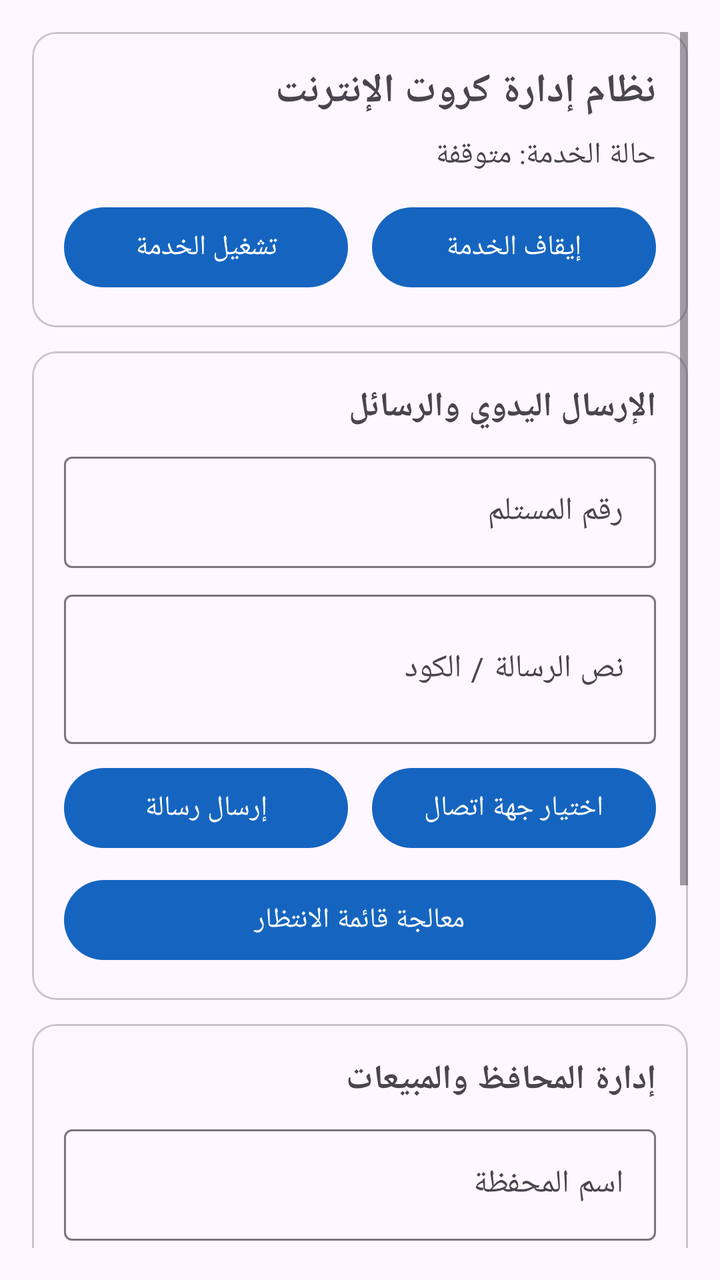
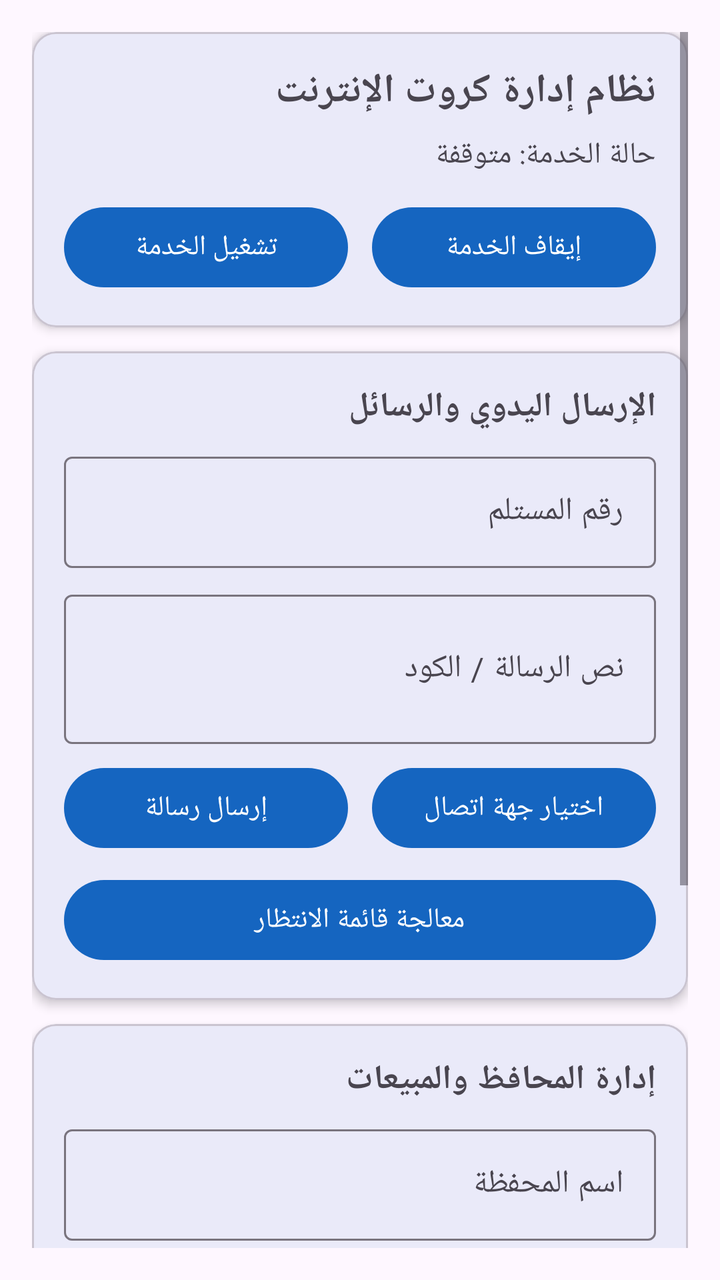

The first picture is an Android layout as it rendered before a commit; the second is the same layout after the commit. The layout source and the unified diff follow.
<!-- AndroidManifest.xml: application theme Theme.MyStore -->
<!-- res/layout/activity_main.xml -->
<?xml version="1.0" encoding="utf-8"?>
<ScrollView xmlns:android="http://schemas.android.com/apk/res/android"
    xmlns:app="http://schemas.android.com/apk/res/android"
    android:layout_width="match_parent"
    android:layout_height="match_parent"
    android:padding="16dp">

    <LinearLayout
        android:layout_width="match_parent"
        android:layout_height="wrap_content"
        android:orientation="vertical"
        android:gravity="center_horizontal">

        <com.google.android.material.card.MaterialCardView
            android:layout_width="match_parent"
            android:layout_height="wrap_content"
            android:layout_marginBottom="12dp"
            app:cardCornerRadius="12dp"
            app:cardElevation="3dp">

            <LinearLayout
                android:layout_width="match_parent"
                android:layout_height="wrap_content"
                android:orientation="vertical"
                android:padding="16dp">

                <TextView
                    android:id="@+id/tvAppTitle"
                    android:layout_width="match_parent"
                    android:layout_height="wrap_content"
                    android:text="نظام إدارة كروت الإنترنت"
                    android:textSize="20sp"
                    android:textStyle="bold"
                    android:layout_marginBottom="8dp" />

                <TextView
                    android:id="@+id/tvServiceStatus"
                    android:layout_width="match_parent"
                    android:layout_height="wrap_content"
                    android:text="حالة الخدمة: متوقفة"
                    android:textSize="15sp"
                    android:layout_marginBottom="12dp" />

                <LinearLayout
                    android:layout_width="match_parent"
                    android:layout_height="wrap_content"
                    android:orientation="horizontal"
                    android:gravity="center">

                    <com.google.android.material.button.MaterialButton
                        android:id="@+id/btnStartService"
                        android:layout_width="0dp"
                        android:layout_height="wrap_content"
                        android:layout_weight="1"
                        android:layout_marginEnd="6dp"
                        android:text="تشغيل الخدمة" />

                    <com.google.android.material.button.MaterialButton
                        android:id="@+id/btnStopService"
                        android:layout_width="0dp"
                        android:layout_height="wrap_content"
                        android:layout_weight="1"
                        android:layout_marginStart="6dp"
                        android:text="إيقاف الخدمة" />
                </LinearLayout>
            </LinearLayout>
        </com.google.android.material.card.MaterialCardView>

        <com.google.android.material.card.MaterialCardView
            android:layout_width="match_parent"
            android:layout_height="wrap_content"
            android:layout_marginBottom="12dp"
            app:cardCornerRadius="12dp"
            app:cardElevation="3dp">

            <LinearLayout
                android:layout_width="match_parent"
                android:layout_height="wrap_content"
                android:orientation="vertical"
                android:padding="16dp">

                <TextView
                    android:layout_width="match_parent"
                    android:layout_height="wrap_content"
                    android:text="الإرسال اليدوي والرسائل"
                    android:textSize="17sp"
                    android:textStyle="bold"
                    android:layout_marginBottom="8dp" />

                <com.google.android.material.textfield.TextInputLayout
                    android:layout_width="match_parent"
                    android:layout_height="wrap_content"
                    android:layout_marginBottom="8dp"
                    android:hint="رقم المستلم">

                    <com.google.android.material.textfield.TextInputEditText
                        android:id="@+id/etPhone"
                        android:layout_width="match_parent"
                        android:layout_height="wrap_content"
                        android:inputType="phone" />
                </com.google.android.material.textfield.TextInputLayout>

                <com.google.android.material.textfield.TextInputLayout
                    android:layout_width="match_parent"
                    android:layout_height="wrap_content"
                    android:layout_marginBottom="8dp"
                    android:hint="نص الرسالة / الكود">

                    <com.google.android.material.textfield.TextInputEditText
                        android:id="@+id/etMessage"
                        android:layout_width="match_parent"
                        android:layout_height="wrap_content"
                        android:inputType="textMultiLine"
                        android:minLines="2" />
                </com.google.android.material.textfield.TextInputLayout>

                <LinearLayout
                    android:layout_width="match_parent"
                    android:layout_height="wrap_content"
                    android:orientation="horizontal"
                    android:layout_marginBottom="8dp">

                    <com.google.android.material.button.MaterialButton
                        android:id="@+id/btnSendManual"
                        android:layout_width="0dp"
                        android:layout_height="wrap_content"
                        android:layout_weight="1"
                        android:layout_marginEnd="6dp"
                        android:text="إرسال رسالة" />

                    <com.google.android.material.button.MaterialButton
                        android:id="@+id/btnPickContact"
                        android:layout_width="0dp"
                        android:layout_height="wrap_content"
                        android:layout_weight="1"
                        android:layout_marginStart="6dp"
                        android:text="اختيار جهة اتصال" />
                </LinearLayout>

                <com.google.android.material.button.MaterialButton
                    android:id="@+id/btnProcessQueue"
                    android:layout_width="match_parent"
                    android:layout_height="wrap_content"
                    android:text="معالجة قائمة الانتظار" />
            </LinearLayout>
        </com.google.android.material.card.MaterialCardView>

        <com.google.android.material.card.MaterialCardView
            android:layout_width="match_parent"
            android:layout_height="wrap_content"
            android:layout_marginBottom="12dp"
            app:cardCornerRadius="12dp"
            app:cardElevation="3dp">

            <LinearLayout
                android:layout_width="match_parent"
                android:layout_height="wrap_content"
                android:orientation="vertical"
                android:padding="16dp">

                <TextView
                    android:layout_width="match_parent"
                    android:layout_height="wrap_content"
                    android:text="إدارة المحافظ والمبيعات"
                    android:textSize="17sp"
                    android:textStyle="bold"
                    android:layout_marginBottom="8dp" />

                <com.google.android.material.textfield.TextInputLayout
                    android:layout_width="match_parent"
                    android:layout_height="wrap_content"
                    android:layout_marginBottom="8dp"
                    android:hint="اسم المحفظة">

                    <com.google.android.material.textfield.TextInputEditText
                        android:id="@+id/etWalletName"
                        android:layout_width="match_parent"
                        android:layout_height="wrap_content"
                        android:inputType="text" />
                </com.google.android.material.textfield.TextInputLayout>

                <com.google.android.material.textfield.TextInputLayout
                    android:layout_width="match_parent"
                    android:layout_height="wrap_content"
                    android:layout_marginBottom="8dp"
                    android:hint="الرصيد الابتدائي">

                    <com.google.android.material.textfield.TextInputEditText
                        android:id="@+id/etWalletBalance"
                        android:layout_width="match_parent"
                        android:layout_height="wrap_content"
                        android:inputType="numberDecimal" />
                </com.google.android.material.textfield.TextInputLayout>

                <com.google.android.material.button.MaterialButton
                    android:id="@+id/btnAddWallet"
                    android:layout_width="match_parent"
                    android:layout_height="wrap_content"
                    android:layout_marginBottom="8dp"
                    android:text="إضافة محفظة" />

                <com.google.android.material.button.MaterialButton
                    android:id="@+id/btnSalesReport"
                    android:layout_width="match_parent"
                    android:layout_height="wrap_content"
                    android:text="تقرير المبيعات" />
            </LinearLayout>
        </com.google.android.material.card.MaterialCardView>

        <com.google.android.material.card.MaterialCardView
            android:layout_width="match_parent"
            android:layout_height="wrap_content"
            app:cardCornerRadius="12dp"
            app:cardElevation="3dp">

            <LinearLayout
                android:layout_width="match_parent"
                android:layout_height="wrap_content"
                android:orientation="vertical"
                android:padding="16dp">

                <TextView
                    android:layout_width="match_parent"
                    android:layout_height="wrap_content"
                    android:text="سجل العمليات والتقارير"
                    android:textSize="17sp"
                    android:textStyle="bold"
                    android:layout_marginBottom="8dp" />

                <TextView
                    android:id="@+id/tvOutput"
                    android:layout_width="match_parent"
                    android:layout_height="wrap_content"
                    android:textIsSelectable="true"
                    android:textSize="14sp"
                    android:text="لا توجد بيانات معروضة بعد." />
            </LinearLayout>
        </com.google.android.material.card.MaterialCardView>

    </LinearLayout>
</ScrollView>
<!-- resources referenced by this layout -->
<resources>
  <style name="Theme.MyStore" parent="Theme.Material3.DayNight.NoActionBar">
          <item name="colorPrimary">@color/md_theme_light_primary</item>
          <item name="colorOnPrimary">@color/md_theme_light_onPrimary</item>
          <item name="colorSecondary">@color/md_theme_light_secondary</item>
          <item name="colorOnSecondary">@color/md_theme_light_onSecondary</item>
          <item name="android:statusBarColor">?attr/colorPrimary</item>
      </style>
  <color name="md_theme_light_primary">#1565C0</color>
  <color name="md_theme_light_onPrimary">#FFFFFF</color>
  <color name="md_theme_light_secondary">#00897B</color>
  <color name="md_theme_light_onSecondary">#FFFFFF</color>
</resources>

<!-- the commit's change to res/layout/activity_main.xml (unified diff, before → after) -->
@@ -1,6 +1,6 @@
 <?xml version="1.0" encoding="utf-8"?>
 <ScrollView xmlns:android="http://schemas.android.com/apk/res/android"
-    xmlns:app="http://schemas.android.com/apk/res/android"
+    xmlns:app="http://schemas.android.com/apk/res-auto"
     android:layout_width="match_parent"
     android:layout_height="match_parent"
     android:padding="16dp">
